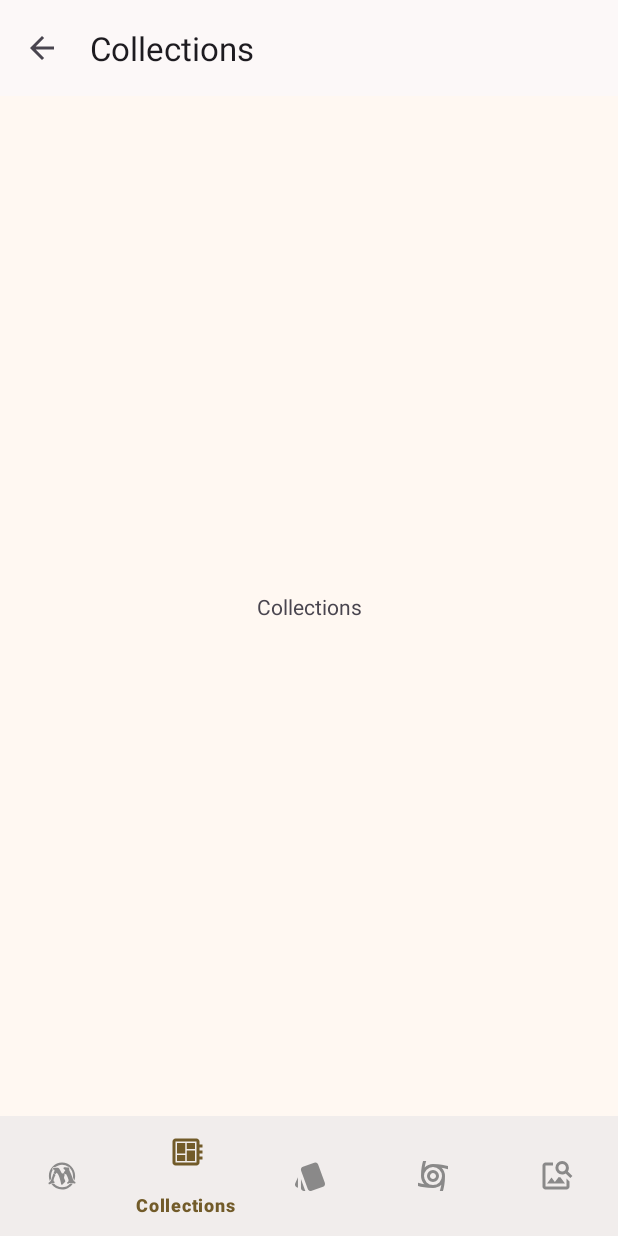
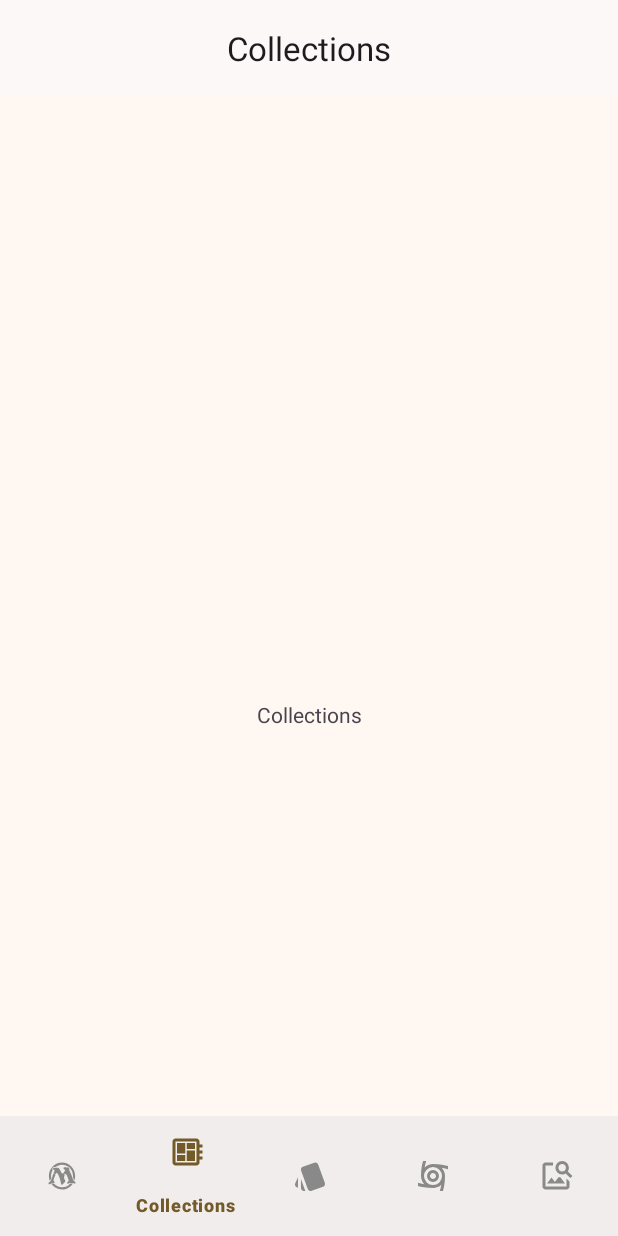
Before and after one commit to diegoherrub/magic-app, an Android app: the screen it shows after launch (MainActivity), item 2 of the bottom bar chosen, on a phone screen of 412 x 824 dp. Run offline under Robolectric (Android 15) with nearby library versions, the phone set to English and light mode, and no system bars; our stand-ins replace navigation-ui; libraries missing offline, so code that uses them is left out: org.koin.ksp; 1 statement that could not run was skipped.

Commit message:
Enhanced app bars behavior

```diff
--- a/app/src/main/java/pol/rubiano/magicapp/MainActivity.kt
+++ b/app/src/main/java/pol/rubiano/magicapp/MainActivity.kt
@@ -1,13 +1,12 @@
 package pol.rubiano.magicapp
 
 import android.os.Bundle
-import android.util.Log
 import androidx.appcompat.app.AppCompatActivity
 import androidx.navigation.fragment.NavHostFragment
 import androidx.navigation.ui.setupWithNavController
 import com.google.android.material.appbar.MaterialToolbar
 import com.google.android.material.bottomnavigation.BottomNavigationView
-import pol.rubiano.magicapp.app.presentation.toolbar.ToolbarController
+import pol.rubiano.magicapp.app.domain.ToolbarController
 
 class MainActivity : AppCompatActivity() {
 
--- /dev/null
+++ b/app/src/main/java/pol/rubiano/magicapp/app/domain/ToolbarController.kt
@@ -0,0 +1,59 @@
+package pol.rubiano.magicapp.app.domain
+
+import androidx.appcompat.app.AppCompatActivity
+import androidx.navigation.NavController
+import androidx.navigation.NavDestination
+import androidx.navigation.navOptions
+import com.google.android.material.appbar.MaterialToolbar
+import pol.rubiano.magicapp.R
+
+class ToolbarController(
+    private val activity: AppCompatActivity,
+    private val toolbar: MaterialToolbar,
+    private val navController: NavController
+) {
+
+    init {
+        activity.setSupportActionBar(toolbar)
+        configureToolbar()
+    }
+
+    private fun configureToolbar() {
+        navController.addOnDestinationChangedListener { _, destination, _ ->
+            updateToolbar(destination)
+        }
+        navController.currentDestination?.let { updateToolbar(it) }
+    }
+
+    private fun updateToolbar(destination: NavDestination) {
+        toolbar.title = destination.label
+
+//        if (destination.id != navController.graph.startDestinationId) {
+//            activity.supportActionBar?.setDisplayHomeAsUpEnabled(true)
+//            toolbar.setNavigationOnClickListener { navController.navigateUp() }
+//        } else {
+//            activity.supportActionBar?.setDisplayHomeAsUpEnabled(false)
+//            toolbar.setNavigationOnClickListener(null)
+//        }
+
+        if (destination.id == R.id.randomCardFragment) {
+            toolbar.menu.clear()
+            toolbar.inflateMenu(R.menu.random_card_menu)
+            toolbar.setOnMenuItemClickListener { item ->
+                when (item.itemId) {
+                    R.id.action_refresh -> {
+                        val options = navOptions {
+                            popUpTo(R.id.randomCardFragment) { inclusive = true }
+                        }
+                        navController.navigate(R.id.randomCardFragment, null, options)
+                        true
+                    }
+                    else -> false
+                }
+            }
+        } else {
+            toolbar.menu.clear()
+            toolbar.setOnMenuItemClickListener(null)
+        }
+    }
+}
--- a/app/src/main/java/pol/rubiano/magicapp/app/presentation/toolbar/ToolbarController.kt
+++ /dev/null
@@ -1,50 +0,0 @@
-package pol.rubiano.magicapp.app.presentation.toolbar
-
-import androidx.appcompat.app.AppCompatActivity
-import androidx.navigation.NavController
-import com.google.android.material.appbar.MaterialToolbar
-import pol.rubiano.magicapp.R
-
-class ToolbarController(
-    private val activity: AppCompatActivity,
-    private val toolbar: MaterialToolbar,
-    private val navController: NavController
-) {
-
-    init {
-        activity.setSupportActionBar(toolbar)
-        configureToolbar()
-    }
-
-    private fun configureToolbar() {
-        navController.addOnDestinationChangedListener { controller, destination, _ ->
-            toolbar.title = destination.label
-
-            if (destination.id != controller.graph.startDestinationId) {
-                activity.supportActionBar?.setDisplayHomeAsUpEnabled(true)
-                toolbar.setNavigationOnClickListener { navController.navigateUp() }
-            } else {
-                activity.supportActionBar?.setDisplayHomeAsUpEnabled(false)
-                toolbar.setNavigationOnClickListener(null)
-            }
-
-            if (destination.id == R.id.randomCardFragment) {
-                toolbar.menu.clear()
-                toolbar.inflateMenu(R.menu.random_card_menu)
-                toolbar.setOnMenuItemClickListener { item ->
-                    when (item.itemId) {
-                        R.id.action_save_card -> {
-                            // TODO - implementar la lógica para guardar la carta
-                            true
-                        }
-
-                        else -> false
-                    }
-                }
-            } else {
-                toolbar.menu.clear()
-                toolbar.setOnMenuItemClickListener(null)
-            }
-        }
-    }
-}
--- a/app/src/main/java/pol/rubiano/magicapp/features/presentation/ui/RandomCardFragment.kt
+++ b/app/src/main/java/pol/rubiano/magicapp/features/presentation/ui/RandomCardFragment.kt
@@ -41,7 +41,9 @@ class RandomCardFragment : Fragment() {
         skeleton = binding.root.findViewById(R.id.random_card_skeleton)
         setupLegalitiesRecyclerView()
         setupObserver()
-        viewModel.fetchRandomCard()
+        if (savedInstanceState == null && viewModel.uiState.value?.card == null) {
+            viewModel.fetchRandomCard()
+        }
     }
 
     private fun setupLegalitiesRecyclerView() {
--- /dev/null
+++ b/app/src/main/res/drawable/refresh.xml
@@ -0,0 +1,9 @@
+<vector xmlns:android="http://schemas.android.com/apk/res/android"
+    android:width="24dp"
+    android:height="24dp"
+    android:viewportWidth="960"
+    android:viewportHeight="960">
+  <path
+      android:pathData="M480,800q-134,0 -227,-93t-93,-227q0,-134 93,-227t227,-93q69,0 132,28.5T720,270v-110h80v280L520,440v-80h168q-32,-56 -87.5,-88T480,240q-100,0 -170,70t-70,170q0,100 70,170t170,70q77,0 139,-44t87,-116h84q-28,106 -114,173t-196,67Z"
+      android:fillColor="#242525"/>
+</vector>
--- a/app/src/main/res/layout/activity_main.xml
+++ b/app/src/main/res/layout/activity_main.xml
@@ -1,46 +1,41 @@
 <?xml version="1.0" encoding="utf-8"?>
-<androidx.constraintlayout.widget.ConstraintLayout xmlns:android="http://schemas.android.com/apk/res/android"
+<androidx.coordinatorlayout.widget.CoordinatorLayout xmlns:android="http://schemas.android.com/apk/res/android"
     xmlns:app="http://schemas.android.com/apk/res-auto"
     android:layout_width="match_parent"
     android:layout_height="match_parent">
 
     <com.google.android.material.appbar.AppBarLayout
         android:id="@+id/app_bar"
-        android:layout_width="0dp"
+        android:layout_width="match_parent"
         android:layout_height="wrap_content"
-        app:elevation="@dimen/dimen_xs"
-        app:layout_constraintStart_toStartOf="parent"
-        app:layout_constraintEnd_toEndOf="parent"
-        app:layout_constraintTop_toTopOf="parent" >
+        app:elevation="@dimen/dimen_xs">
 
         <com.google.android.material.appbar.MaterialToolbar
             android:id="@+id/toolbar"
             android:layout_width="match_parent"
             android:layout_height="?attr/actionBarSize"
-            app:layout_scrollFlags="scroll|enterAlways"
-            app:title="@string/magic_title" />
+            app:layout_scrollEffect="compress"
+            app:layout_scrollFlags="scroll|enterAlways|snap"
+            app:title="@string/magic_title"
+            app:titleCentered="true"/>
     </com.google.android.material.appbar.AppBarLayout>
+
 
     <androidx.fragment.app.FragmentContainerView
         android:id="@+id/nav_host_fragment"
         android:name="androidx.navigation.fragment.NavHostFragment"
-        android:layout_width="0dp"
-        android:layout_height="0dp"
+        android:layout_width="match_parent"
+        android:layout_height="match_parent"
         app:defaultNavHost="true"
-        app:layout_constraintStart_toStartOf="parent"
-        app:layout_constraintEnd_toEndOf="parent"
-        app:layout_constraintTop_toBottomOf="@+id/app_bar"
-        app:layout_constraintBottom_toTopOf="@+id/bottom_navigation"
+        app:layout_behavior="@string/appbar_scrolling_view_behavior"
         app:navGraph="@navigation/nav_graph" />
 
     <com.google.android.material.bottomnavigation.BottomNavigationView
         android:id="@+id/bottom_navigation"
         style="@style/AppBottomBar"
-        android:layout_width="0dp"
+        android:layout_width="match_parent"
         android:layout_height="wrap_content"
+        android:layout_gravity="bottom"
         app:layout_behavior="com.google.android.material.behavior.HideBottomViewOnScrollBehavior"
-        app:layout_constraintBottom_toBottomOf="parent"
-        app:layout_constraintEnd_toEndOf="parent"
-        app:layout_constraintStart_toStartOf="parent"
-        app:menu="@menu/bottom_nav_menu"/>
-</androidx.constraintlayout.widget.ConstraintLayout>
+        app:menu="@menu/bottom_nav_menu" />
+</androidx.coordinatorlayout.widget.CoordinatorLayout>
--- a/app/src/main/res/layout/toolbar_view.xml
+++ /dev/null
@@ -1,6 +0,0 @@
-<?xml version="1.0" encoding="utf-8"?>
-<androidx.constraintlayout.widget.ConstraintLayout xmlns:android="http://schemas.android.com/apk/res/android"
-    android:layout_width="match_parent"
-    android:layout_height="match_parent">
-
-</androidx.constraintlayout.widget.ConstraintLayout>
--- a/app/src/main/res/menu/random_card_menu.xml
+++ b/app/src/main/res/menu/random_card_menu.xml
@@ -1,9 +1,17 @@
 <?xml version="1.0" encoding="utf-8"?>
 <menu xmlns:android="http://schemas.android.com/apk/res/android"
     xmlns:app="http://schemas.android.com/apk/res-auto">
-    <item
+    <!--<item
         android:id="@+id/action_save_card"
         android:icon="@drawable/save"
         android:title="@string/save_card"
-        app:showAsAction="always" />
+        android:contentDescription="@string/cd_save_card"
+        app:showAsAction="always" />-->
+
+    <item
+        android:id="@+id/action_refresh"
+        android:icon="@drawable/refresh"
+        android:title="@string/refresh"
+        android:contentDescription="@string/cd_refresh"
+        app:showAsAction="ifRoom"/>
 </menu>
--- a/app/src/main/res/values/strings.xml
+++ b/app/src/main/res/values/strings.xml
@@ -12,6 +12,9 @@
 
     <!-- Random Card Fragment -->
     <string name="save_card">Save</string>
+    <string name="cd_save_card">Save the card\'s image into app storage</string>
+    <string name="refresh">Refresh</string>
+    <string name="cd_refresh">Refresh the content with a new random card</string>
 
     <!-- navigation bar -->
     <string name="magic" translatable="false">Magic</string>
--- a/gradle/libs.versions.toml
+++ b/gradle/libs.versions.toml
@@ -1,7 +1,6 @@
 [versions]
 agp = "8.9.0"
 animation = "1.7.8"
-#coilCompose = "2.7.0"
 constraintlayoutCompose = "1.1.1"
 kotlin = "2.0.21"
 coreKtx = "1.15.0"
@@ -39,7 +38,6 @@ androidx-runtime-livedata = { module = "androidx.compose.runtime:runtime-livedat
 androidx-ui = { module = "androidx.compose.ui:ui", version.ref = "ui" }
 androidx-ui-tooling = { module = "androidx.compose.ui:ui-tooling", version.ref = "ui" }
 androidx-ui-tooling-preview = { module = "androidx.compose.ui:ui-tooling-preview", version.ref = "ui" }
-#coil-compose-v250 = { module = "io.coil-kt:coil-compose", version.ref = "coilCompose" }
 junit = { group = "junit", name = "junit", version.ref = "junit" }
 androidx-junit = { group = "androidx.test.ext", name = "junit", version.ref = "junitVersion" }
 androidx-espresso-core = { group = "androidx.test.espresso", name = "espresso-core", version.ref = "espressoCore" }
@@ -71,5 +69,4 @@ android-application = { id = "com.android.application", version.ref = "agp" }
 kotlin-android = { id = "org.jetbrains.kotlin.android", version.ref = "kotlin" }
 navigation-safeargs-kotlin = { id = "androidx.navigation.safeargs.kotlin", version.ref = "navigationFragmentKtx" }
 ksp = { id = "com.google.devtools.ksp", version.ref = "kspVersion" }
-# org-jetbrains-kotlin-android = { id = "org.jetbrains.kotlin.android", version.ref = "kotlin" }
 compose-compiler = { id = "org.jetbrains.kotlin.plugin.compose", version.ref = "kotlin" }
```
Also changed, not shown: 1 other file.
